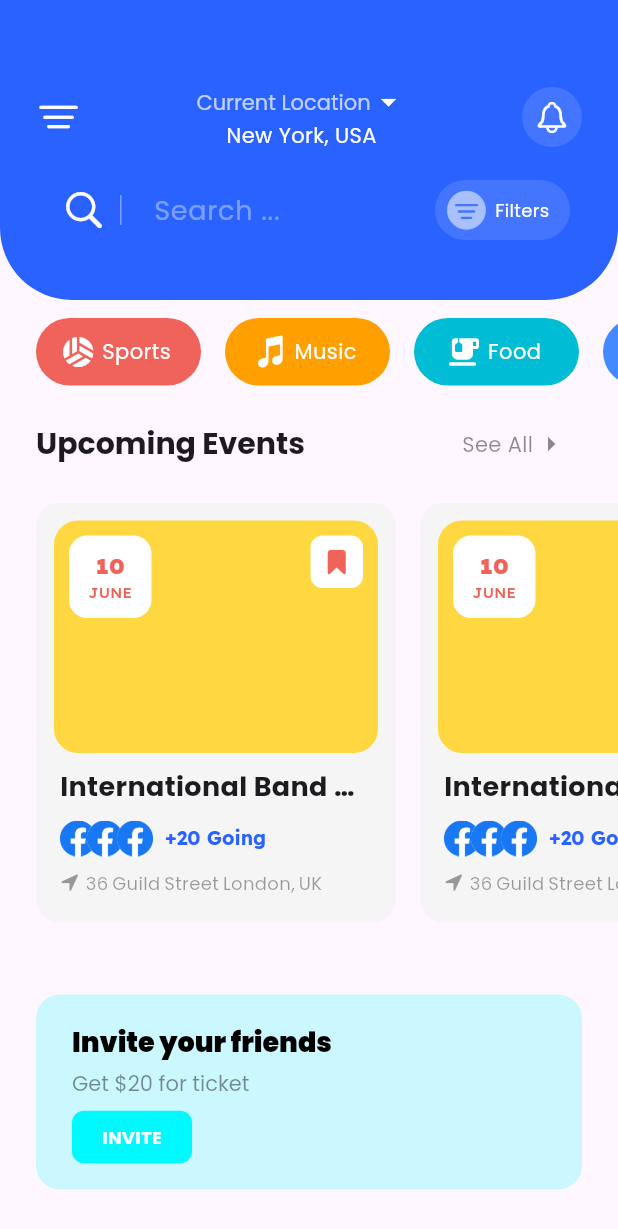
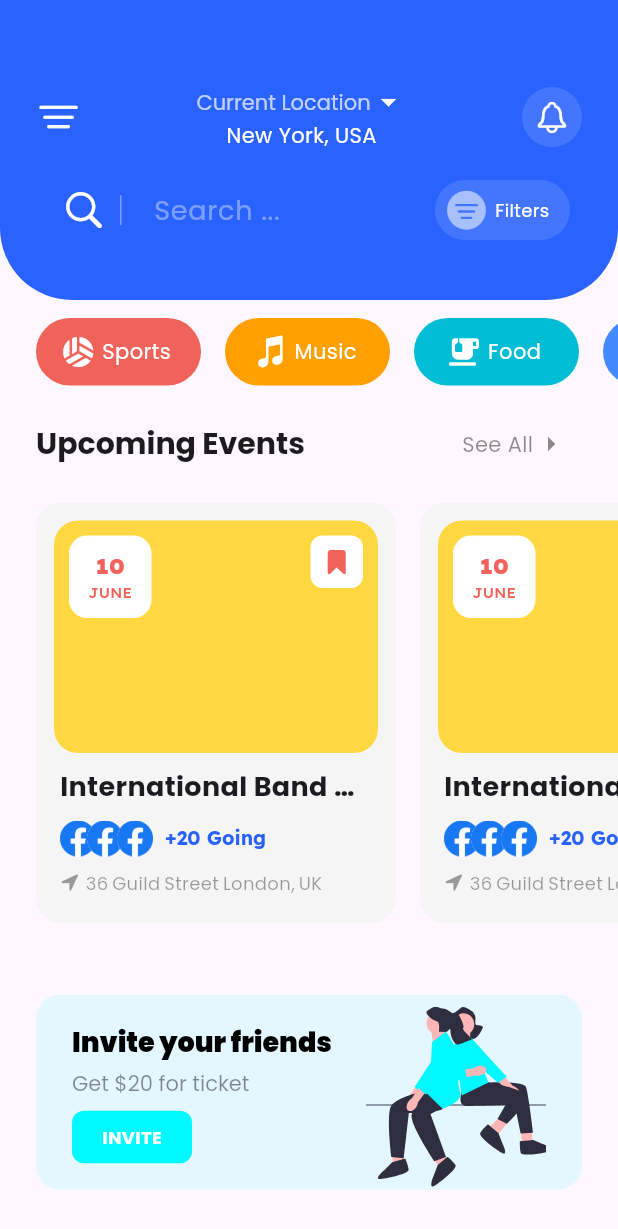
Before and after one commit to muzzammil763/event_booking_ui, a Flutter app: the HomeScreen screen opened directly, on a phone screen of 412 x 824 dp. Shown: the top 1229 px of the screen. Run offline on Flutter 3.47's test engine with Material 3 defaults, Android fonts, the phone set to English and light mode, and no system bars; our stand-ins replace flutter_svg, google_fonts.

Commit message:
added a component in home screen and some minor changes

```diff
--- a/lib/Screens/home.dart
+++ b/lib/Screens/home.dart
@@ -1,6 +1,7 @@
 import 'package:flutter/cupertino.dart';
 import 'package:flutter/material.dart';
 import 'package:flutter/services.dart';
+import 'package:flutter_svg/flutter_svg.dart';
 import 'package:google_fonts/google_fonts.dart';
 
 class HomeScreen extends StatelessWidget {
@@ -389,7 +390,7 @@ class HomeScreen extends StatelessWidget {
                   height: 130,
                   width: double.infinity,
                   decoration: BoxDecoration(
-                    color: const Color(0XFF00F8FF).withOpacity(0.2),
+                    color: const Color(0XFF00F8FF).withOpacity(0.1),
                     borderRadius: BorderRadius.circular(16),
                   ),
                 ),
@@ -445,6 +446,21 @@ class HomeScreen extends StatelessWidget {
                         ),
                         const Spacer(),
                       ],
+                    ),
+                  ),
+                ),
+                Positioned(
+                  right: 48,
+                  child: Container(
+                    margin: const EdgeInsets.symmetric(
+                      vertical: 8,
+                    ),
+                    height: 120,
+                    width: 120,
+                    //color: Colors.red,
+                    child: SvgPicture.asset(
+                      "assets/images/invite.svg",
+                      fit: BoxFit.cover,
                     ),
                   ),
                 ),
--- a/pubspec.yaml
+++ b/pubspec.yaml
@@ -36,6 +36,7 @@ dependencies:
   # Use with the CupertinoIcons class for iOS style icons.
   cupertino_icons: ^1.0.2
   google_fonts: ^6.1.0
+  flutter_svg: ^2.0.9
 
 dev_dependencies:
   flutter_test:
```
Also changed, not shown: assets/images/invite.svg (added), assets/images/ssdad.svg (added), pubspec.lock.
